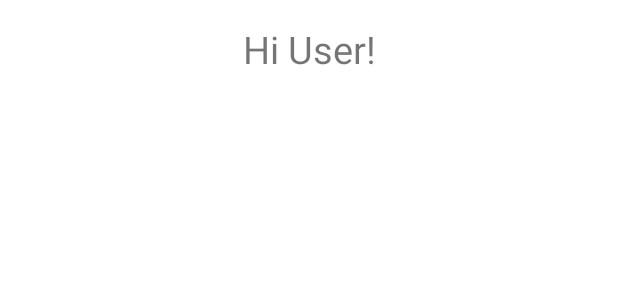
After one commit to chrisUniDev/PRCO203-Android-, an Android app: the layout fragment_info.xml on its own in the app's theme, with its tools: preview values and no code run, on a phone screen of 412 x 824 dp. The commit adds this screen. Shown: the top 300 px of the screen. Run offline under Robolectric (Android 15) with nearby library versions, the phone set to English and light mode, and no system bars.

Commit message:
Fragments Intergrated
Fragment .xml and .java files created and run smoothly, next step is to populate each fragment, starting with the info page and its grid layout.

```diff
--- a/BBAHealth/app/build.gradle
+++ b/BBAHealth/app/build.gradle
@@ -9,7 +9,7 @@ android {
         versionCode 1
         versionName "1.0"
         testInstrumentationRunner "android.support.test.runner.AndroidJUnitRunner"
-        vectorDrawables.useSupportLibrary= true
+        vectorDrawables.useSupportLibrary = true
     }
     buildTypes {
         release {
@@ -25,6 +25,7 @@ dependencies {
     implementation 'com.android.support:design:26.1.0'
     implementation 'com.android.support.constraint:constraint-layout:1.0.2'
     implementation 'com.android.support:support-vector-drawable:26.1.0'
+    implementation 'com.android.support:support-v4:26.1.0'
     testImplementation 'junit:junit:4.12'
     androidTestImplementation 'com.android.support.test:runner:1.0.1'
     androidTestImplementation 'com.android.support.test.espresso:espresso-core:3.0.1'
--- a/BBAHealth/app/src/main/AndroidManifest.xml
+++ b/BBAHealth/app/src/main/AndroidManifest.xml
@@ -10,7 +10,7 @@
         android:supportsRtl="true"
         android:theme="@style/AppTheme">
         <activity
-            android:name=".InfoActivity"
+            android:name=".MainActivity"
             android:label="@string/app_name">
             <intent-filter>
                 <action android:name="android.intent.action.MAIN" />
--- /dev/null
+++ b/BBAHealth/app/src/main/res/layout/fragment_info.xml
@@ -0,0 +1,24 @@
+<FrameLayout
+    xmlns:android="http://schemas.android.com/apk/res/android"
+    xmlns:tools="http://schemas.android.com/tools"
+    android:layout_width="match_parent"
+    android:layout_height="match_parent"
+    tools:context="com.example.bbahealth.InfoFragment">
+
+    <TextView
+        android:layout_width="match_parent"
+        android:layout_height="match_parent"
+        android:background="#FFFFFF"
+        android:text="Hi User!"
+        android:textSize="25sp"
+        android:textAlignment="center"
+        android:padding="15dp"
+        />
+
+    <GridView
+        android:layout_width="match_parent"
+        android:layout_height="match_parent"
+        tools:ignore="UselessLeaf"
+        />
+
+</FrameLayout>
```
Also changed, not shown: BBAHealth/app/src/main/java/com/example/bbahealth/InfoActivity.java (deleted, +0 -48 lines), BBAHealth/app/src/main/java/com/example/bbahealth/InfoFragment.java (added, +20 -0 lines), BBAHealth/app/src/main/java/com/example/bbahealth/MainActivity.java (added, +69 -0 lines), BBAHealth/app/src/main/java/com/example/bbahealth/MapsFragment.java (added, +19 -0 lines), BBAHealth/app/src/main/java/com/example/bbahealth/RecordFragment.java (added, +19 -0 lines), BBAHealth/app/src/main/java/com/example/bbahealth/TrackerFragment.java (added, +19 -0 lines), BBAHealth/app/src/main/res/layout/activity_main.xml (renamed from BBAHealth/app/src/main/res/layout/activity_info.xml, +9 -1 lines), BBAHealth/app/src/main/res/layout/fragment_maps.xml (added, +13 -0 lines), BBAHealth/app/src/main/res/layout/fragment_record.xml (added, +13 -0 lines), BBAHealth/app/src/main/res/layout/fragment_tracker.xml (added, +13 -0 lines), BBAHealth/app/src/main/res/values/strings.xml (+7 -0 lines).
